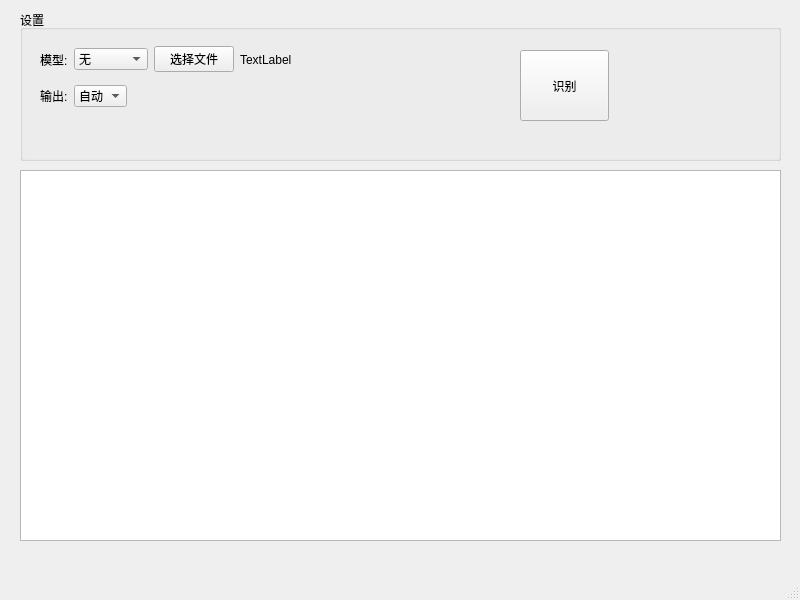
Above: speechtotext.ui from easyupdo/XTerm before the change. Below: the same form after it.
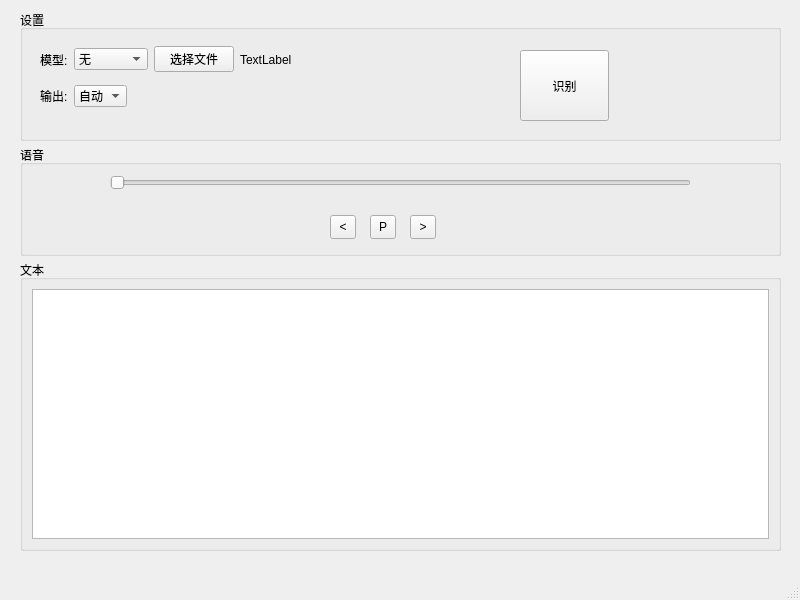
That is the form after the change.

Commit message: stt: add mediaplayer

Patch:
```diff
--- a/speechtotext.ui
+++ b/speechtotext.ui
@@ -14,23 +14,13 @@
    <string>MainWindow</string>
   </property>
   <widget class="QWidget" name="centralwidget">
-   <widget class="QTextEdit" name="textEdit">
-    <property name="geometry">
-     <rect>
-      <x>20</x>
-      <y>170</y>
-      <width>761</width>
-      <height>371</height>
-     </rect>
-    </property>
-   </widget>
    <widget class="QGroupBox" name="groupBox">
     <property name="geometry">
      <rect>
       <x>20</x>
       <y>10</y>
       <width>761</width>
-      <height>151</height>
+      <height>131</height>
      </rect>
     </property>
     <property name="title">
@@ -158,6 +148,89 @@
      </layout>
     </widget>
    </widget>
+   <widget class="QGroupBox" name="groupBox_2">
+    <property name="geometry">
+     <rect>
+      <x>20</x>
+      <y>145</y>
+      <width>761</width>
+      <height>111</height>
+     </rect>
+    </property>
+    <property name="title">
+     <string>语音</string>
+    </property>
+    <widget class="QToolButton" name="toolButton">
+     <property name="geometry">
+      <rect>
+       <x>390</x>
+       <y>70</y>
+       <width>26</width>
+       <height>24</height>
+      </rect>
+     </property>
+     <property name="text">
+      <string>&gt;</string>
+     </property>
+    </widget>
+    <widget class="QToolButton" name="toolButton_2">
+     <property name="geometry">
+      <rect>
+       <x>310</x>
+       <y>70</y>
+       <width>26</width>
+       <height>24</height>
+      </rect>
+     </property>
+     <property name="text">
+      <string>&lt;</string>
+     </property>
+    </widget>
+    <widget class="QToolButton" name="toolButton_3">
+     <property name="geometry">
+      <rect>
+       <x>350</x>
+       <y>70</y>
+       <width>26</width>
+       <height>24</height>
+      </rect>
+     </property>
+     <property name="text">
+      <string>P</string>
+     </property>
+    </widget>
+    <widget class="QSlider" name="horizontalSlider">
+     <property name="geometry">
+      <rect>
+       <x>90</x>
+       <y>30</y>
+       <width>581</width>
+       <height>16</height>
+      </rect>
+     </property>
+     <property name="orientation">
+      <enum>Qt::Orientation::Horizontal</enum>
+     </property>
+    </widget>
+   </widget>
+   <widget class="QGroupBox" name="groupBox_3">
+    <property name="geometry">
+     <rect>
+      <x>20</x>
+      <y>260</y>
+      <width>761</width>
+      <height>291</height>
+     </rect>
+    </property>
+    <property name="title">
+     <string>文本</string>
+    </property>
+    <layout class="QGridLayout" name="gridLayout">
+     <item row="0" column="0">
+      <widget class="QTextEdit" name="textEdit"/>
+     </item>
+    </layout>
+   </widget>
   </widget>
   <widget class="QMenuBar" name="menubar">
    <property name="geometry">
```
The commit also changes 2 other files.
